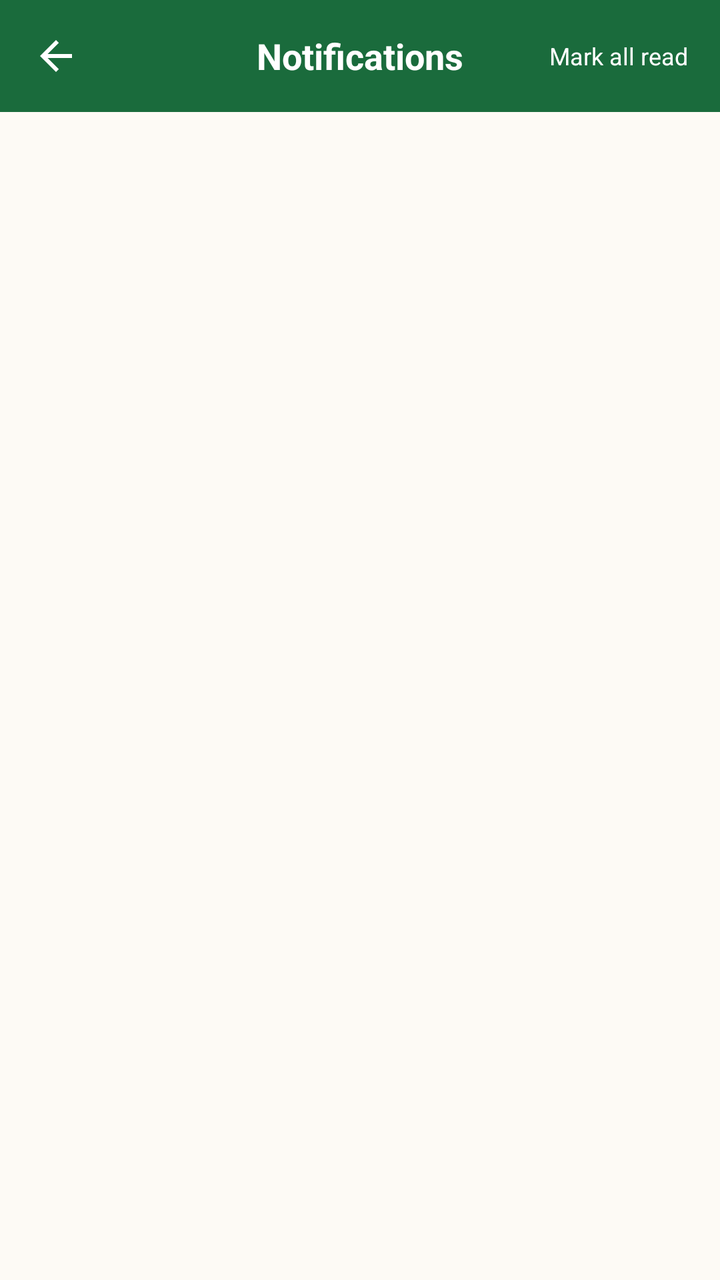
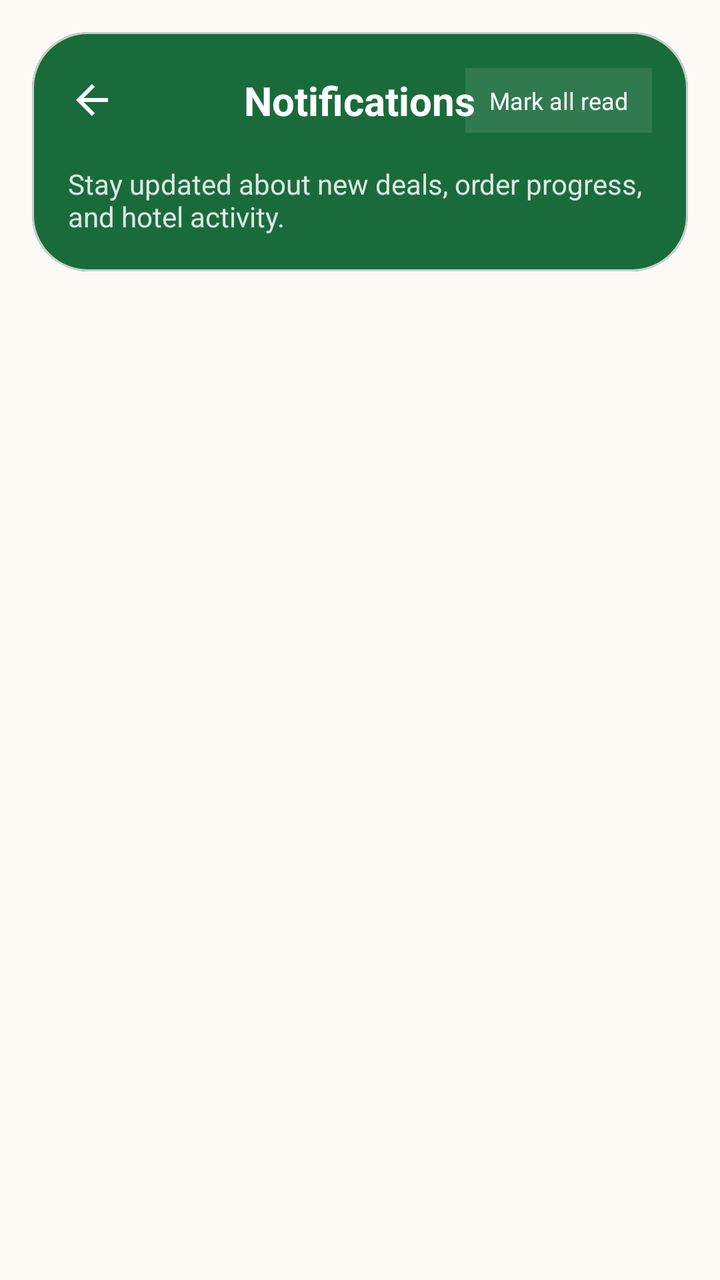

Before-and-after screenshots of an Android layout around one commit, followed by the original layout XML and the change that was made.
<!-- AndroidManifest.xml: application theme Theme.REPLATE -->
<!-- res/layout/activity_notifications.xml -->
<?xml version="1.0" encoding="utf-8"?>
<LinearLayout xmlns:android="http://schemas.android.com/apk/res/android"
    xmlns:app="http://schemas.android.com/apk/res-auto"
    android:layout_width="match_parent"
    android:layout_height="match_parent"
    android:background="@color/md_theme_background"
    android:orientation="vertical">

    
    <RelativeLayout
        android:layout_width="match_parent"
        android:layout_height="56dp"
        android:background="@color/md_theme_primary"
        android:paddingHorizontal="16dp">

        <ImageView
            android:id="@+id/ivBack"
            android:layout_width="24dp"
            android:layout_height="24dp"
            android:layout_centerVertical="true"
            android:src="@drawable/ic_back"
            app:tint="@color/white" />

        <TextView
            android:layout_width="wrap_content"
            android:layout_height="wrap_content"
            android:layout_centerInParent="true"
            android:text="Notifications"
            android:textColor="@color/white"
            android:textSize="18sp"
            android:textStyle="bold" />

        <TextView
            android:id="@+id/tvMarkAllRead"
            android:layout_width="wrap_content"
            android:layout_height="wrap_content"
            android:layout_alignParentEnd="true"
            android:layout_centerVertical="true"
            android:text="Mark all read"
            android:textColor="@color/white"
            android:textSize="12sp" />
    </RelativeLayout>

    <ProgressBar
        android:id="@+id/progressBar"
        android:layout_width="wrap_content"
        android:layout_height="wrap_content"
        android:layout_gravity="center_horizontal"
        android:layout_marginTop="16dp"
        android:visibility="gone" />

    <androidx.recyclerview.widget.RecyclerView
        android:id="@+id/rvNotifications"
        android:layout_width="match_parent"
        android:layout_height="0dp"
        android:layout_weight="1"
        android:padding="8dp" />

    
    <LinearLayout
        android:id="@+id/emptyState"
        android:layout_width="match_parent"
        android:layout_height="0dp"
        android:layout_weight="1"
        android:gravity="center"
        android:orientation="vertical"
        android:visibility="gone">

        <ImageView
            android:layout_width="80dp"
            android:layout_height="80dp"
            android:src="@drawable/ic_notification"
            app:tint="@color/gray" />

        <TextView
            android:layout_width="wrap_content"
            android:layout_height="wrap_content"
            android:layout_marginTop="16dp"
            android:text="No notifications yet"
            android:textColor="@color/text_secondary"
            android:textSize="16sp" />

        <TextView
            android:layout_width="wrap_content"
            android:layout_height="wrap_content"
            android:layout_marginTop="4dp"
            android:text="We'll notify you about deals and orders"
            android:textColor="@color/gray"
            android:textSize="13sp" />
    </LinearLayout>
</LinearLayout>
<!-- resources referenced by this layout -->
<resources>
  <color name="gray">#6B7E6F</color>
  <color name="md_theme_background">#FDFAF5</color>
  <color name="md_theme_primary">#1A6B3C</color>
  <color name="text_secondary">#6C6C6E</color>
  <color name="white">#FFFFFFFF</color>
  <!-- drawable ic_back (drawable) -->
  <?xml version="1.0" encoding="utf-8"?>
  <vector xmlns:android="http://schemas.android.com/apk/res/android"
      android:width="24dp"
      android:height="24dp"
      android:viewportWidth="24"
      android:viewportHeight="24">
      <path
          android:fillColor="#757575"
          android:pathData="M20,11H7.83l5.59,-5.59L12,4l-8,8 8,8 1.41,-1.41L7.83,13H20v-2z"/>
  </vector>
  <!-- drawable ic_notification (drawable) -->
  <?xml version="1.0" encoding="utf-8"?>
  <vector xmlns:android="http://schemas.android.com/apk/res/android"
      android:width="24dp"
      android:height="24dp"
      android:viewportWidth="24"
      android:viewportHeight="24">
      <path
          android:fillColor="#4CAF50"
          android:pathData="M12,22c1.1,0 2,-0.9 2,-2h-4c0,1.1 0.89,2 2,2zM18,16v-5c0,-3.07 -1.64,-5.64 -4.5,-6.32V4c0,-0.83 -0.67,-1.5 -1.5,-1.5s-1.5,0.67 -1.5,1.5v0.68C7.63,5.36 6,7.92 6,11v5l-2,2v1h16v-1l-2,-2z"/>
  </vector>
  <color name="md_theme_onPrimary">#FFFFFF</color>
  <color name="md_theme_primaryContainer">#E8F8EE</color>
  <color name="md_theme_onPrimaryContainer">#0D3B1E</color>
  <color name="md_theme_secondary">#25A55A</color>
  <color name="md_theme_onSecondary">#FFFFFF</color>
  <color name="md_theme_secondaryContainer">#E8F8EE</color>
  <color name="md_theme_onSecondaryContainer">#0D3B1E</color>
  <color name="md_theme_tertiary">#E8521A</color>
  <color name="md_theme_onTertiary">#FFFFFF</color>
  <color name="md_theme_tertiaryContainer">#FFDBC9</color>
  <color name="md_theme_onTertiaryContainer">#5C1A00</color>
  <color name="md_theme_error">#BA1A1A</color>
  <color name="md_theme_onError">#FFFFFF</color>
  <color name="md_theme_errorContainer">#FFDAD6</color>
  <color name="md_theme_onErrorContainer">#410002</color>
  <color name="md_theme_onBackground">#1C1C1E</color>
  <color name="md_theme_surface">#FDFAF5</color>
  <color name="md_theme_onSurface">#1C1C1E</color>
  <color name="md_theme_surfaceVariant">#E8F8EE</color>
  <color name="md_theme_onSurfaceVariant">#3A4A3E</color>
  <color name="md_theme_outline">#6B7E6F</color>
  <color name="md_theme_outlineVariant">#C3D4C7</color>
  <color name="md_theme_inverseSurface">#1C1C1E</color>
  <color name="md_theme_inverseOnSurface">#F5F5F0</color>
  <color name="md_theme_inversePrimary">#4FCB7D</color>
  <color name="md_theme_surfaceContainerLowest">#FFFFFF</color>
  <color name="md_theme_surfaceContainerLow">#F8F6F1</color>
  <color name="md_theme_surfaceContainer">#F3F0EB</color>
  <color name="md_theme_surfaceContainerHigh">#EDEBE6</color>
  <color name="md_theme_surfaceContainerHighest">#E8E5E0</color>
  <color name="status_bar">#0D3B1E</color>
  <!-- unchanged entries left out for length: 1 -->
</resources>

<!-- the commit's change to res/layout/activity_notifications.xml (unified diff, before → after) -->
@@ -6,47 +6,71 @@
     android:background="@color/md_theme_background"
     android:orientation="vertical">
 
-    
-    <RelativeLayout
+    <com.google.android.material.card.MaterialCardView
         android:layout_width="match_parent"
-        android:layout_height="56dp"
-        android:background="@color/md_theme_primary"
-        android:paddingHorizontal="16dp">
+        android:layout_height="wrap_content"
+        android:layout_margin="16dp"
+        app:cardBackgroundColor="@color/green_primary"
+        app:cardCornerRadius="28dp"
+        app:cardElevation="0dp">
 
-        <ImageView
-            android:id="@+id/ivBack"
-            android:layout_width="24dp"
-            android:layout_height="24dp"
-            android:layout_centerVertical="true"
-            android:src="@drawable/ic_back"
-            app:tint="@color/white" />
+        <LinearLayout
+            android:layout_width="match_parent"
+            android:layout_height="wrap_content"
+            android:orientation="vertical"
+            android:padding="18dp">
 
-        <TextView
-            android:layout_width="wrap_content"
-            android:layout_height="wrap_content"
-            android:layout_centerInParent="true"
-            android:text="Notifications"
-            android:textColor="@color/white"
-            android:textSize="18sp"
-            android:textStyle="bold" />
+            <RelativeLayout
+                android:layout_width="match_parent"
+                android:layout_height="wrap_content">
 
-        <TextView
-            android:id="@+id/tvMarkAllRead"
-            android:layout_width="wrap_content"
-            android:layout_height="wrap_content"
-            android:layout_alignParentEnd="true"
-            android:layout_centerVertical="true"
-            android:text="Mark all read"
-            android:textColor="@color/white"
-            android:textSize="12sp" />
-    </RelativeLayout>
+                <ImageView
+                    android:id="@+id/ivBack"
+                    android:layout_width="24dp"
+                    android:layout_height="24dp"
+                    android:layout_centerVertical="true"
+                    android:src="@drawable/ic_back"
+                    app:tint="@color/white" />
+
+                <TextView
+                    android:layout_width="wrap_content"
+                    android:layout_height="wrap_content"
+                    android:layout_centerInParent="true"
+                    android:text="Notifications"
+                    android:textColor="@color/white"
+                    android:textSize="20sp"
+                    android:textStyle="bold" />
+
+                <TextView
+                    android:id="@+id/tvMarkAllRead"
+                    android:layout_width="wrap_content"
+                    android:layout_height="wrap_content"
+                    android:layout_alignParentEnd="true"
+                    android:layout_centerVertical="true"
+                    android:background="#1AFFFFFF"
+                    android:paddingHorizontal="12dp"
+                    android:paddingVertical="8dp"
+                    android:text="Mark all read"
+                    android:textColor="@color/white"
+                    android:textSize="12sp" />
+            </RelativeLayout>
+
+            <TextView
+                android:layout_width="match_parent"
+                android:layout_height="wrap_content"
+                android:layout_marginTop="16dp"
+                android:text="Stay updated about new deals, order progress, and hotel activity."
+                android:textColor="#D9FFFFFF"
+                android:textSize="14sp" />
+        </LinearLayout>
+    </com.google.android.material.card.MaterialCardView>
 
     <ProgressBar
         android:id="@+id/progressBar"
         android:layout_width="wrap_content"
         android:layout_height="wrap_content"
         android:layout_gravity="center_horizontal"
-        android:layout_marginTop="16dp"
+        android:layout_marginTop="8dp"
         android:visibility="gone" />
 
     <androidx.recyclerview.widget.RecyclerView
@@ -54,9 +78,10 @@
         android:layout_width="match_parent"
         android:layout_height="0dp"
         android:layout_weight="1"
-        android:padding="8dp" />
+        android:clipToPadding="false"
+        android:paddingTop="6dp"
+        android:paddingBottom="8dp" />
 
-    
     <LinearLayout
         android:id="@+id/emptyState"
         android:layout_width="match_parent"
@@ -64,11 +89,12 @@
         android:layout_weight="1"
         android:gravity="center"
         android:orientation="vertical"
+        android:paddingHorizontal="30dp"
         android:visibility="gone">
 
         <ImageView
-            android:layout_width="80dp"
-            android:layout_height="80dp"
+            android:layout_width="90dp"
+            android:layout_height="90dp"
             android:src="@drawable/ic_notification"
             app:tint="@color/gray" />
 
@@ -77,15 +103,17 @@
             android:layout_height="wrap_content"
             android:layout_marginTop="16dp"
             android:text="No notifications yet"
-            android:textColor="@color/text_secondary"
-            android:textSize="16sp" />
+            android:textColor="@color/text_primary"
+            android:textSize="20sp"
+            android:textStyle="bold" />
 
         <TextView
             android:layout_width="wrap_content"
             android:layout_height="wrap_content"
-            android:layout_marginTop="4dp"
-            android:text="We'll notify you about deals and orders"
-            android:textColor="@color/gray"
-            android:textSize="13sp" />
+            android:layout_marginTop="6dp"
+            android:gravity="center"
+            android:text="We’ll notify you when a hotel posts new deals or your order status changes."
+            android:textColor="@color/text_secondary"
+            android:textSize="14sp" />
     </LinearLayout>
 </LinearLayout>
<!-- resource entries referenced after the edit -->
@@ -1,7 +1,9 @@
 <!-- resources referenced by this layout -->
 <resources>
   <color name="gray">#6B7E6F</color>
+  <color name="green_primary">#1A6B3C</color>
   <color name="md_theme_background">#FDFAF5</color>
+  <color name="text_primary">#1C1C1E</color>
   <color name="md_theme_primary">#1A6B3C</color>
   <color name="text_secondary">#6C6C6E</color>
   <color name="white">#FFFFFFFF</color>
